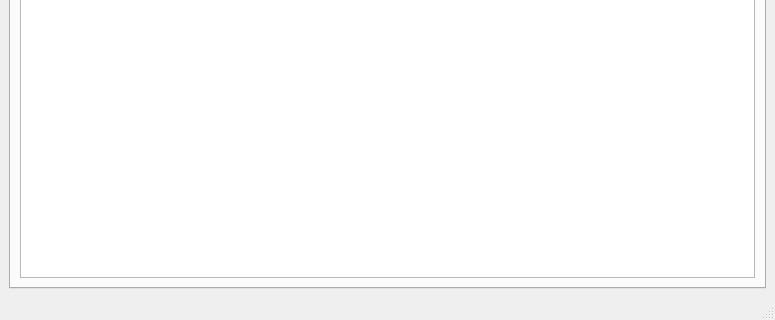
Qt form qtgui/luxrender.ui (sungsoo/luxrender-lux) before a commit; both pictures show x 0 to 775 and y 265 to 585 of the 775 by 585 pixel window.
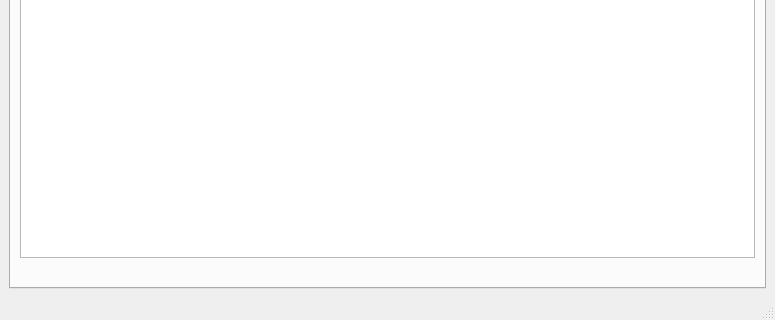
The same form after that commit. The open tabs and pages were chosen to show the change. Icons and pictures are not drawn.

Commit message: Display time until next flm fetch in network tab

```diff
--- a/qtgui/luxrender.ui
+++ b/qtgui/luxrender.ui
@@ -1511,6 +1511,13 @@
           </item>
          </layout>
         </item>
+        <item row="3" column="0">
+         <widget class="QLabel" name="label_serversStatus">
+          <property name="text">
+           <string/>
+          </property>
+         </widget>
+        </item>
        </layout>
       </widget>
       <widget class="QWidget" name="tab_log">
```
The commit also changes 3 other files.
